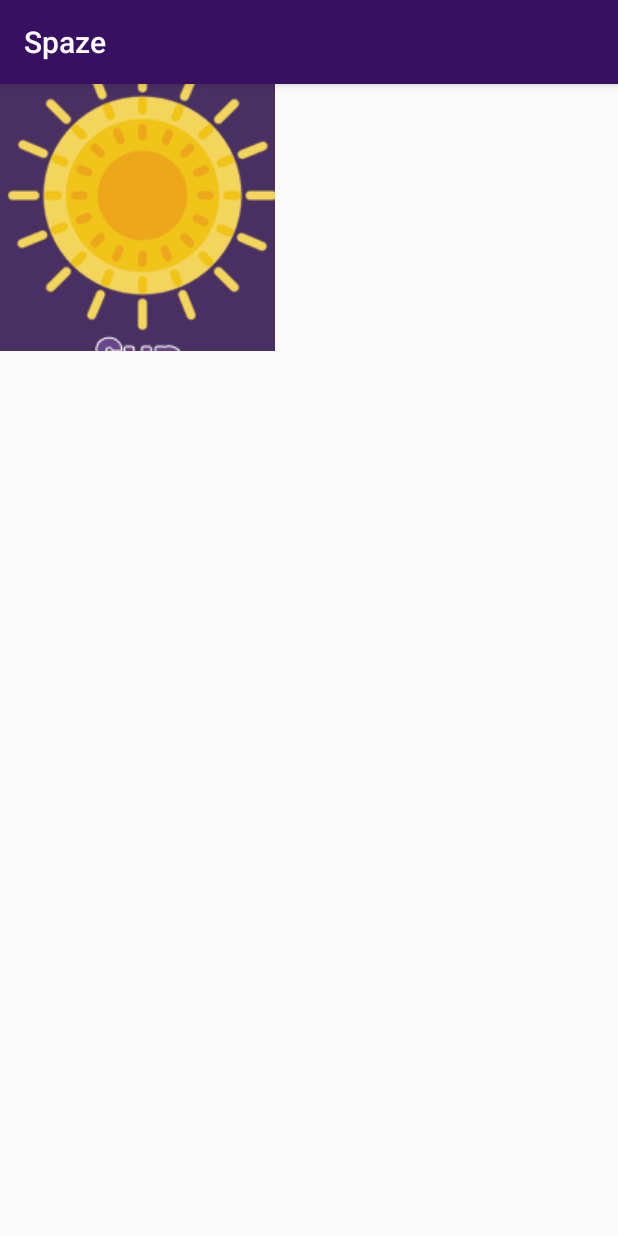
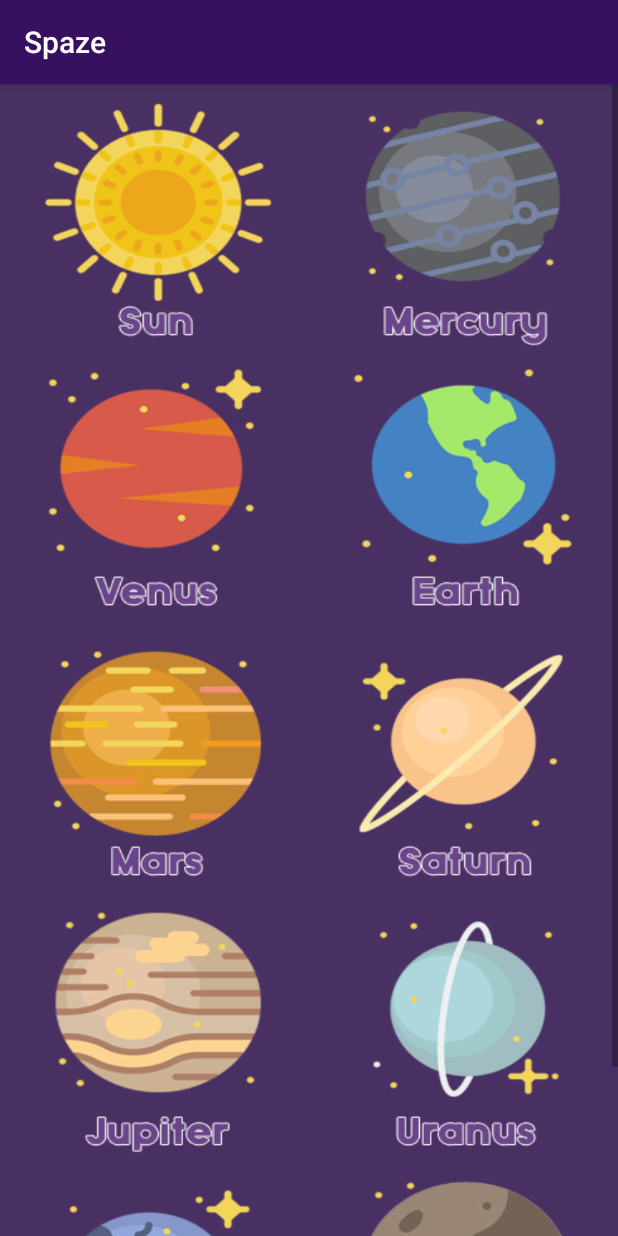
Before and after one commit to iNonzq/Spaze, an Android app: the PagePlanet screen opened directly, with no data from a screen before it, on a phone screen of 412 x 824 dp. Run offline under Robolectric (Android 15) with nearby library versions, the phone set to English and light mode, and no system bars.

Commit message:
fix bug and add planet page

```diff
--- a/app/src/main/java/com/example/nonz/spaze/MySQLConnect.java
+++ /dev/null
@@ -1,78 +0,0 @@
-package com.example.nonz.spaze;
-
-
-import android.app.Activity;
-import android.widget.Toast;
-
-import org.json.JSONArray;
-import org.json.JSONException;
-import org.json.JSONObject;
-
-import java.io.StringReader;
-import java.util.ArrayList;
-import java.util.List;
-
-public class MySQLConnect {
-
-    private final Activity main;
-    private List<String> list;
-    private String URL = "http://10.0.2.2/" , GET_URL = "android/get_post.php?status=0";
-
-    public MySQLConnect()
-    {
-        main = null;
-    }
-
-    public MySQLConnect(Activity main)
-    {
-        main = mainA;
-        list = new ArrayList<String>();
-    }
-
-    public List<String> getData()
-    {
-        String url= URL + GET_URL;
-
-        StringRequest stringRequest = new StringReader(url, new Response.Listener<String>()
-        {
-            @Override
-            public void onResponse(String response)
-            {
-                showJSON(response);
-                Toast.makeText(main, list.get(0), Toast.LENGTH_SHORT).show();
-            }
-
-        }, new Response.ErrorListener() {
-            @Override
-            public void onErrorResponse(VolleyError error) {
-                Toast.makeText(main, error.getMessage().toString(), Toast.LENGTH_SHORT).show();
-            }
-
-
-
-        });
-
-        RequestQueue requestQueue = Volley.newRequestQueue(main.getApplicationContext());
-        requestQueue.add(stringRequest);
-
-        return list;
-    }
-
-    public void showJSON(String response)
-    {
-        String comment = "";
-
-        try {
-            JSONObject jsonObject = new JSONObject(response);
-            JSONArray result = jsonObject.getJSONArray("result");
-
-            for (int i=0; i < result.length(); i++)
-            {
-                JSONObject collectData = result.getJSONObject(i);
-                comment = collectData.getString("commect");
-                list.add(comment);
-            }
-        }catch (JSONException ex){ex.printStackTrace();}
-    }
-
-}
--- a/app/src/main/java/com/example/nonz/spaze/PageLogin.java
+++ b/app/src/main/java/com/example/nonz/spaze/PageLogin.java
@@ -5,8 +5,6 @@ import android.support.v7.app.AppCompatActivity;
 
 
 public class PageLogin  extends AppCompatActivity {
-
-    private MySQLConnect mySQLConnect;
 
     @Override
     protected void onCreate(Bundle savedInstanceState) {
--- a/app/src/main/res/layout/activity_page_planet.xml
+++ b/app/src/main/res/layout/activity_page_planet.xml
@@ -6,34 +6,138 @@
     android:layout_height="match_parent"
     tools:context="com.example.nonz.spaze.PagePlanet">
 
-    <TableLayout
-        android:layout_width="181dp"
-        android:layout_height="179dp">
+    <LinearLayout
+        android:layout_width="match_parent"
+        android:layout_height="match_parent"
+        android:orientation="vertical">
 
-        <TableRow
-            android:layout_width="366dp"
+        <ScrollView
+            android:layout_width="match_parent"
             android:layout_height="match_parent">
 
-        </TableRow>
+            <LinearLayout
+                android:layout_width="match_parent"
+                android:layout_height="wrap_content"
+                android:orientation="vertical" >
 
-        <TableRow
-            android:layout_width="match_parent"
-            android:layout_height="match_parent" />
+                <LinearLayout
+                    android:layout_width="match_parent"
+                    android:layout_height="match_parent"
+                    android:layout_weight="1"
+                    android:orientation="horizontal">
 
-        <TableRow
-            android:layout_width="match_parent"
-            android:layout_height="match_parent" />
+                    <ImageButton
+                        android:id="@+id/SunBtn"
+                        android:layout_width="wrap_content"
+                        android:layout_height="180dp"
+                        android:layout_weight="1"
+                        android:background="@drawable/asun"
+                        android:scaleType="fitXY" />
 
-        <TableRow
-            android:layout_width="match_parent"
-            android:layout_height="match_parent" />
-    </TableLayout>
+                    <ImageButton
+                        android:id="@+id/MerBtn"
+                        android:layout_width="wrap_content"
+                        android:layout_height="match_parent"
+                        android:layout_weight="1"
+                        android:background="@drawable/amercury"
+                        android:scaleType="fitXY" />
 
-    <ImageButton
-        android:id="@+id/imageButton7"
-        android:layout_width="183dp"
-        android:layout_height="178dp"
-        app:srcCompat="@drawable/asun"
-        tools:layout_editor_absoluteX="0dp"
-        tools:layout_editor_absoluteY="0dp" />
+                </LinearLayout>
+
+                <LinearLayout
+                    android:layout_width="match_parent"
+                    android:layout_height="match_parent"
+                    android:layout_weight="1"
+                    android:orientation="horizontal">
+
+                    <ImageButton
+                        android:id="@+id/VenBtn"
+                        android:layout_width="wrap_content"
+                        android:layout_height="180dp"
+                        android:layout_weight="1"
+                        android:background="@drawable/avenus"
+                        android:scaleType="fitXY" />
+
+                    <ImageButton
+                        android:id="@+id/EthBtn"
+                        android:layout_width="wrap_content"
+                        android:layout_height="180dp"
+                        android:layout_weight="1"
+                        android:background="@drawable/aearth"
+                        android:scaleType="fitXY" />
+                </LinearLayout>
+
+                <LinearLayout
+                    android:layout_width="match_parent"
+                    android:layout_height="match_parent"
+                    android:layout_weight="1"
+                    android:orientation="horizontal">
+
+                    <ImageButton
+                        android:id="@+id/MarBtn"
+                        android:layout_width="wrap_content"
+                        android:layout_height="180dp"
+                        android:layout_weight="1"
+                        android:background="@drawable/amars"
+                        android:scaleType="fitXY" />
+
+                    <ImageButton
+                        android:id="@+id/SatBtn"
+                        android:layout_width="wrap_content"
+                        android:layout_height="180dp"
+                        android:layout_weight="1"
+                        android:background="@drawable/asaturn"
+                        android:scaleType="fitXY" />
+                </LinearLayout>
+
+                <LinearLayout
+                    android:layout_width="match_parent"
+                    android:layout_height="match_parent"
+                    android:layout_weight="1"
+                    android:orientation="horizontal">
+
+                    <ImageButton
+                        android:id="@+id/JupBtn"
+                        android:layout_width="wrap_content"
+                        android:layout_height="180dp"
+                        android:layout_weight="1"
+                        android:background="@drawable/ajupiter"
+                        android:scaleType="fitXY" />
+
+                    <ImageButton
+                        android:id="@+id/UraBtn"
+                        android:layout_width="wrap_content"
+                        android:layout_height="180dp"
+                        android:layout_weight="1"
+                        android:background="@drawable/auranus"
+                        android:scaleType="fitXY" />
+                </LinearLayout>
+
+                <LinearLayout
+                    android:layout_width="match_parent"
+                    android:layout_height="match_parent"
+                    android:layout_weight="1"
+                    android:orientation="horizontal">
+
+                    <ImageButton
+                        android:id="@+id/NepBtn"
+                        android:layout_width="wrap_content"
+                        android:layout_height="180dp"
+                        android:layout_weight="1"
+                        android:background="@drawable/aneptune"
+                        android:scaleType="fitXY" />
+
+                    <ImageButton
+                        android:id="@+id/PluBtn"
+                        android:layout_width="wrap_content"
+                        android:layout_height="180dp"
+                        android:layout_weight="1"
+                        android:background="@drawable/apluto"
+                        android:scaleType="fitXY" />
+                </LinearLayout>
+
+            </LinearLayout>
+        </ScrollView>
+
+    </LinearLayout>
 </android.support.constraint.ConstraintLayout>
```
